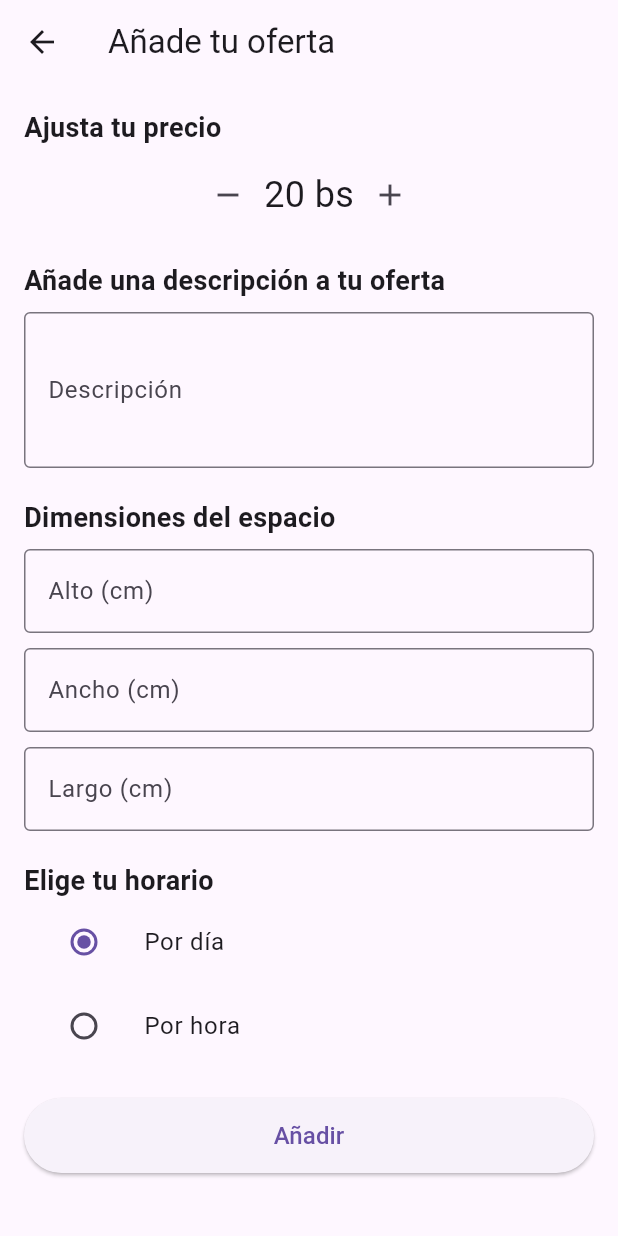
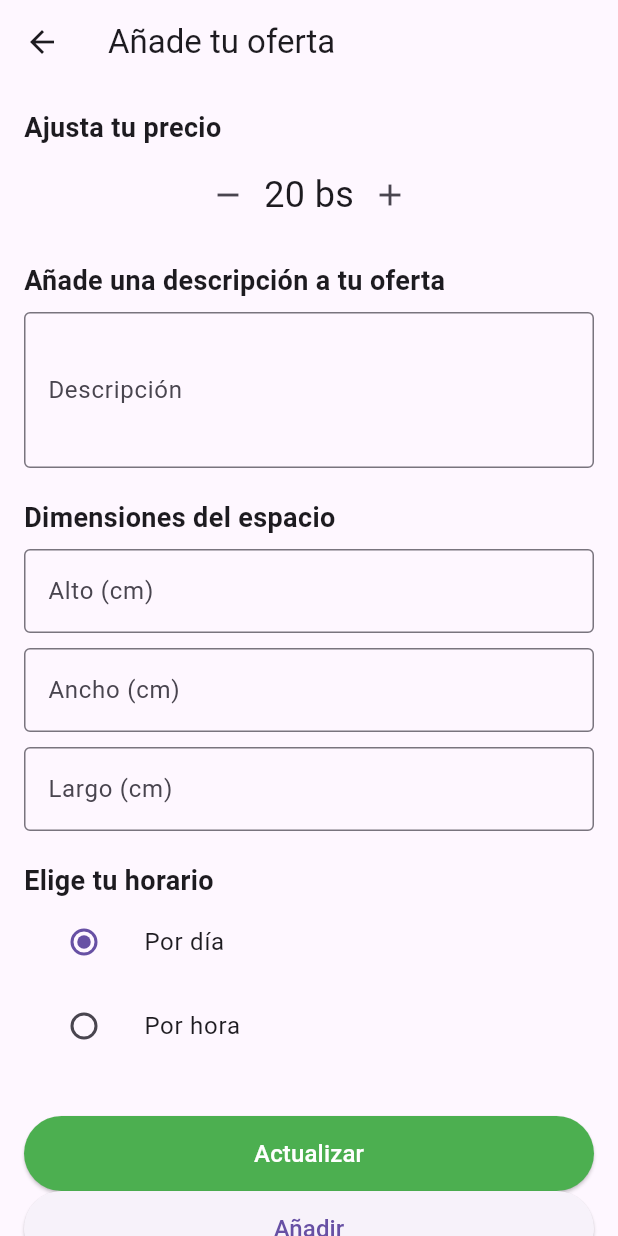
Before and after one commit to Denzel-Fuentes/FLUTTER_Parking, a Flutter app: the AddOfferScreen screen opened directly, on a phone screen of 412 x 824 dp. Run offline on Flutter 3.47's test engine with Material 3 defaults, Android fonts, the phone set to English and light mode, and no system bars; our stand-ins replace calendar_date_picker2, cloud_firestore, firebase_auth, firebase_core, fl_chart, flutter_map and 4 more; accounts and stored records are empty; generated files the repository leaves out were written again; network calls fail.

Commit message:
Completed CRUD by Offer

```diff
--- a/lib/Add_offer.dart
+++ b/lib/Add_offer.dart
@@ -2,32 +2,41 @@ import 'package:flutter/material.dart';
 import 'package:parking_app/context/Garage.dart';
 import 'package:parking_app/models/Offer.dart';
 import 'package:parking_app/repositories/offer.dart';
+import 'package:parking_app/services/repository.dart';
 
 class AddOfferScreen extends StatefulWidget {
   final bool isPreviewMode;
-
-  const AddOfferScreen({super.key, this.isPreviewMode = false});
+  final Offer? offer;
+  const AddOfferScreen({super.key, this.isPreviewMode = false, this.offer});
   @override
   _AddOfferScreenState createState() => _AddOfferScreenState();
 }
 
 class _AddOfferScreenState extends State<AddOfferScreen> {
-  int price = 20; // Precio inicial
+  int price = 20;
   String? pricingType = 'daily'; // Tipo de precio, 'daily' o 'hourly'
   TextEditingController descriptionController = TextEditingController();
   TextEditingController heightController = TextEditingController();
   TextEditingController widthController = TextEditingController();
   TextEditingController lengthController = TextEditingController();
 
+  @override
+  void initState() {
+    super.initState();
+    if (widget.offer != null) {
+      price = widget.offer!.price;
+      pricingType = widget.offer!.type;
+      descriptionController.text = widget.offer!.description;
+      heightController.text = widget.offer!.high.toString();
+      widthController.text = widget.offer!.wide.toString();
+      lengthController.text = widget.offer!.long.toString();
+    }
+  }
+
   void saveOffer() async {
-    print('Precio: $price bs');
-    print('Descripción: ${descriptionController.text}');
-    print('Alto: ${heightController.text} cm');
-    print('Ancho: ${widthController.text} cm');
-    print('Largo: ${lengthController.text} cm');
-    print('Precio es por: ${pricingType == "daily" ? "día" : "hora"}');
     Offer newOffer = Offer(
-          parkingId: widget.isPreviewMode ? "0" : ParkingManager.getCurrentParking!.id!,
+        parkingId:
+            widget.isPreviewMode ? "0" : ParkingManager.getCurrentParking!.id!,
         price: price,
         description: descriptionController.text,
         title: "",
@@ -42,6 +51,24 @@ class _AddOfferScreenState extends State<AddOfferScreen> {
     } else {
       await OfferRepository().create(newOffer);
     }
+  }
+
+  void deleteOffer() async {
+    await OfferRepository().delete(widget.offer!.id!);
+  }
+
+  void updateOffer() async {
+    await OfferRepository().update(
+        widget.offer!.id!,
+        Offer(
+            price: price,
+            description: descriptionController.text,
+            title: "",
+            high: double.parse(heightController.text),
+            wide: double.parse(widthController.text),
+            long: double.parse(lengthController.text),
+            state: "LIBRE",
+            type: pricingType!));
   }
 
   @override
@@ -154,6 +181,31 @@ class _AddOfferScreenState extends State<AddOfferScreen> {
                 ),
               ),
               SizedBox(height: 20),
+              if (widget.offer != null)
+                ElevatedButton(
+                  onPressed: deleteOffer,
+                  child: Text('Eliminar',
+                      style: TextStyle(fontSize: 16, color: Colors.white)),
+                  // Set the width of the button
+                  style: ElevatedButton.styleFrom(
+                    backgroundColor: Colors.red,
+                    minimumSize: Size(double.infinity, 50),
+                  ),
+                ),
+              SizedBox(
+                height: 12,
+              ),
+              ElevatedButton(
+                onPressed: updateOffer,
+                child: Text('Actualizar',
+                    style: TextStyle(fontSize: 16, color: Colors.white)),
+                // Set the width of the button
+                style: ElevatedButton.styleFrom(
+                  backgroundColor: Colors.green,
+                  minimumSize: Size(double.infinity, 50),
+                ),
+              ),
+              if (widget.offer == null)
                 Center(
                   child: ElevatedButton(
                     onPressed: saveOffer,
--- a/lib/models/Offer.dart
+++ b/lib/models/Offer.dart
@@ -1,6 +1,6 @@
 class Offer {
   final String? id;
-  final String parkingId;
+  final String? parkingId;
   final int price;
   final String description;
   final String title;
@@ -12,7 +12,7 @@ class Offer {
 
   Offer({
     this.id,
-    required this.parkingId,
+    this.parkingId,
     required this.price,
     required this.description,
     required this.title,
@@ -40,7 +40,7 @@ class Offer {
 
   Map<String, dynamic> toJson() {
     return {
-      'parking': parkingId,
+      if (parkingId != null) 'parking': parkingId,
       'price': price,
       'description': description,
       'tittle': title,
--- a/lib/services/repository.dart
+++ b/lib/services/repository.dart
@@ -32,7 +32,7 @@ abstract class Repository<T> {
 
   Future<void> update(String id, T item) async {
     try {
-      await collection.doc(id).set(toJson(item));
+      await collection.doc(id).update(toJson(item));
     } catch (e) {
       throw Exception('Failed to update data in Firestore: $e');
     }
```
Also changed, not shown: lib/Cards/OfferCard.dart (+15 -4 lines), lib/list_offers.dart (+13 -16 lines). Lines whose indentation alone changed are shown as unchanged.
